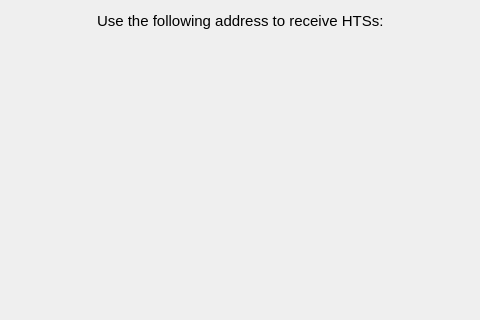
Old version of the form src/qt/getaddresstoreceive.ui in the repository diablax2/bts; both pictures show x 219 to 699 and y 0 to 320 of the 918 by 581 pixel window.
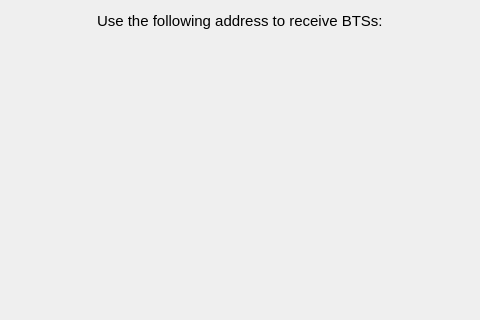
New version of the form. Custom widgets are drawn as their Qt base class.

```diff
--- a/src/qt/getaddresstoreceive.ui
+++ b/src/qt/getaddresstoreceive.ui
@@ -51,7 +51,7 @@
           </font>
          </property>
          <property name="text">
-          <string>Use the following address to receive HTSs:</string>
+          <string>Use the following address to receive BTSs:</string>
          </property>
         </widget>
        </item>
```
